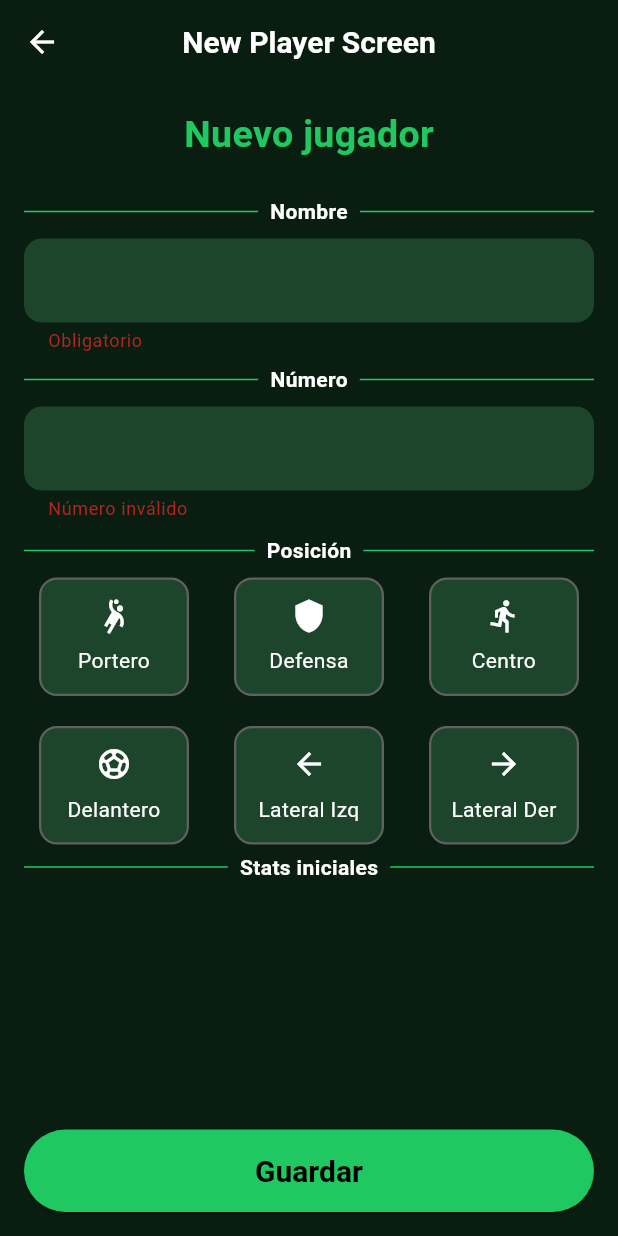
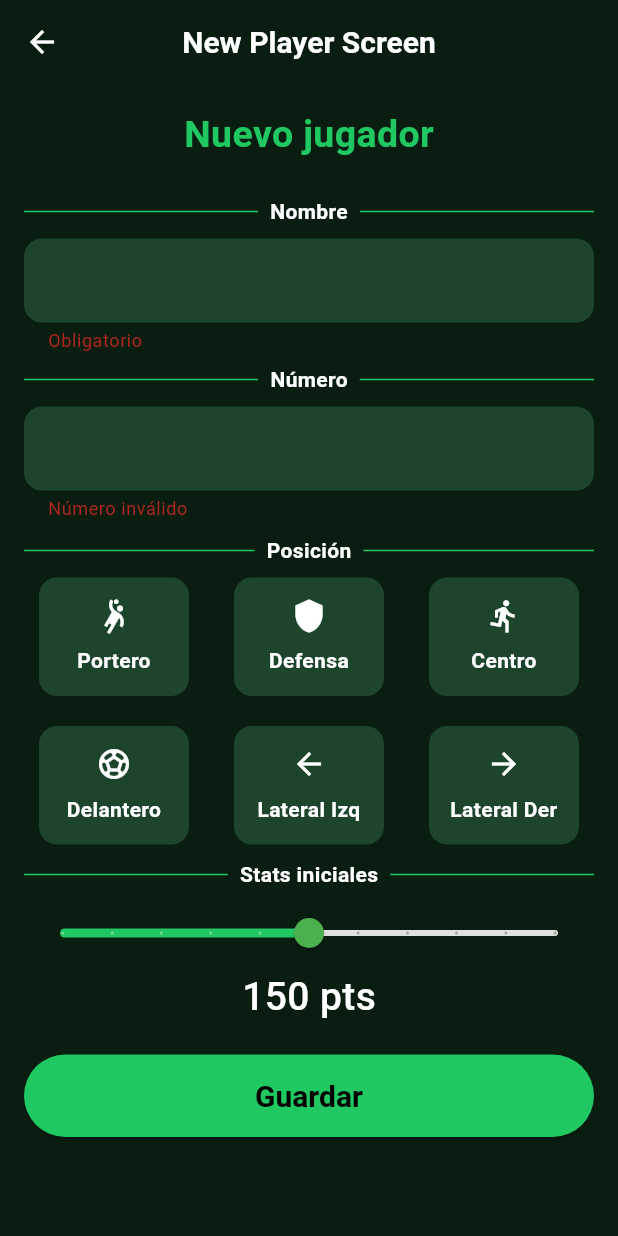
Before and after one commit to FranGonzalez7/football-project, a Flutter app: the NewPlayerScreen screen opened directly with empty values, after a tap on "Guardar", on a phone screen of 412 x 824 dp. Run offline on Flutter 3.47's test engine with Material 3 defaults, Android fonts, the phone set to English and light mode, and no system bars; our stand-ins replace cloud_firestore, firebase_auth, firebase_core; accounts and stored records are empty.

Commit message:
slider añadido

```diff
--- a/lib/screens/new_player/new_player_screen.dart
+++ b/lib/screens/new_player/new_player_screen.dart
@@ -2,6 +2,7 @@ import 'package:flutter/material.dart';
 import 'package:football_picker/models/player_model.dart';
 import 'package:football_picker/models/position_type.dart';
 import 'package:football_picker/screens/new_player/widgets/position_selector.dart';
+import 'package:football_picker/screens/new_player/widgets/stat_slider.dart';
 import 'package:football_picker/services/player_services.dart';
 import 'package:football_picker/theme/app_colors.dart';
 import 'package:football_picker/widgets/custom_divider.dart';
@@ -22,7 +23,7 @@ class _NewPlayerScreenState extends State<NewPlayerScreen> {
   final _formKey = GlobalKey<FormState>();
 
   String _name = '';
-
+  int _points = 150;
   String _number = '';
 
   final List<PositionType> _selectedPositions = [];
@@ -50,7 +51,7 @@ class _NewPlayerScreenState extends State<NewPlayerScreen> {
       name: _name,
       position: _selectedPositions.map((p) => positionLabels[p]).join(', '),
       number: int.parse(_number),
-      points: 100,
+      points: _points,
       createdBy: '',
     );
 
@@ -64,6 +65,7 @@ class _NewPlayerScreenState extends State<NewPlayerScreen> {
       appBar: AppBar(title: const Text('New Player Screen')),
       body: Padding(
         padding: const EdgeInsets.all(16),
+        child: SingleChildScrollView(
           child: Form(
             key: _formKey,
             child: Column(
@@ -109,18 +111,31 @@ class _NewPlayerScreenState extends State<NewPlayerScreen> {
                   onToggle: _togglePosition,
                 ),
 
+                SizedBox(height: 10),
+                CustomDivider(title: 'Stats iniciales'),
+
                 SizedBox(height: 5),
-              CustomDivider(title: 'Stats iniciales'),
+
+                StatSlider(
+                  initialValue: _points,
+                  onChanged: (value) {
+                    setState(() {
+                      _points = value;
+                    });
+                  },
+                ),
 
                 const SizedBox(height: 20),
 
-              Spacer(),
-
+                //Spacer(),
+                //TODO: Poner este botón al final de la pantalla:
                 CustomPrimaryButton(text: 'Guardar', onPressed: _savePlayer),
               ],
             ),
           ),
         ),
+
+      ),
     );
   }
 }
--- a/lib/screens/new_player/widgets/position_selector.dart
+++ b/lib/screens/new_player/widgets/position_selector.dart
@@ -31,7 +31,7 @@ class PositionSelector extends StatelessWidget {
               color: selected ? AppColors.accentButton : AppColors.textField,
               borderRadius: BorderRadius.circular(12),
               border: Border.all(
-                color: selected ? Colors.white : Colors.grey.shade700,
+                color: selected ? Colors.white : Colors.transparent,
                 width: 1.5,
               ),
             ),
@@ -43,7 +43,7 @@ class PositionSelector extends StatelessWidget {
                 const SizedBox(height: 8),
                 Text(
                   positionLabels[position]!,
-                  style: const TextStyle(color: Colors.white),
+                  style: const TextStyle(color: Colors.white, fontWeight: FontWeight.bold),
                   textAlign: TextAlign.center,
                 ),
               ],
--- /dev/null
+++ b/lib/screens/new_player/widgets/stat_slider.dart
@@ -0,0 +1,50 @@
+import 'package:flutter/material.dart';
+import 'package:football_picker/theme/app_colors.dart';
+
+class StatSlider extends StatelessWidget {
+
+  final int initialValue ;
+  final ValueChanged<int> onChanged;
+
+  const StatSlider({
+    Key? key,
+    required this.initialValue,
+    required this.onChanged,
+  }) : super(key: key);
+
+  @override
+  Widget build(BuildContext context) {
+    return Column(
+      children: [
+
+        SliderTheme(
+          data: SliderTheme.of(context).copyWith(
+            activeTrackColor: AppColors.accentButton,
+            inactiveTrackColor: Colors.grey.shade300,
+            thumbColor: Colors.green,
+            valueIndicatorColor: AppColors.accentButton, // Fondo de la etiqueta
+            valueIndicatorTextStyle: const TextStyle(
+              color: Colors.black,
+              fontWeight: FontWeight.bold,
+            ),
+
+          ),
+          child: Slider(
+            value: initialValue.toDouble(),
+            min: 0,
+            max: 300,
+            divisions: 10,
+            label: initialValue.toString(),
+            onChanged: (double newValue) {
+              onChanged(newValue.round());
+            },
+          ),
+        ),
+        Text(
+          '$initialValue pts',
+          style: const TextStyle(fontSize: 26, fontWeight: FontWeight.w500, color: Colors.white),
+        ),
+      ],
+    );
+  }
+}
```
Lines whose indentation alone changed are shown as unchanged.
